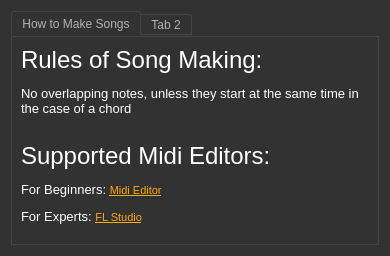
Old version of the form HelpMenu.ui in the repository BenjaminHalko/WiiMusicEditorPlus.
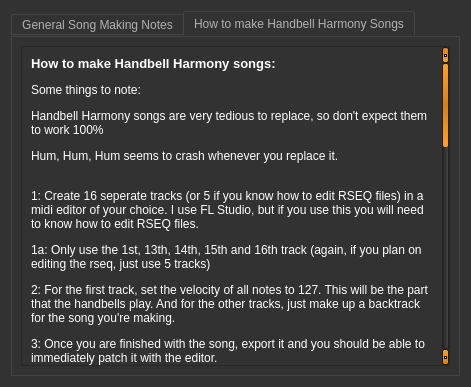
New version of the form. The open tabs and pages were chosen to show the change. Icons and pictures are not drawn.

Commit message: Updated Help Menus

Diff of the .ui file:
```diff
--- a/HelpMenu.ui
+++ b/HelpMenu.ui
@@ -6,8 +6,8 @@
    <rect>
     <x>0</x>
     <y>0</y>
-    <width>390</width>
-    <height>256</height>
+    <width>471</width>
+    <height>387</height>
    </rect>
   </property>
   <property name="windowTitle">
@@ -499,13 +499,28 @@
      </property>
      <widget class="QWidget" name="HowToMakeSongs">
       <attribute name="title">
-       <string>How to Make Songs</string>
+       <string>General Song Making Notes</string>
       </attribute>
       <layout class="QVBoxLayout" name="verticalLayout_2">
        <item>
+        <widget class="QScrollArea" name="scrollArea_2">
+         <property name="widgetResizable">
+          <bool>true</bool>
+         </property>
+         <widget class="QWidget" name="scrollAreaWidgetContents_2">
+          <property name="geometry">
+           <rect>
+            <x>0</x>
+            <y>0</y>
+            <width>431</width>
+            <height>323</height>
+           </rect>
+          </property>
+          <layout class="QVBoxLayout" name="verticalLayout_4">
+           <item>
         <widget class="QLabel" name="label">
          <property name="text">
-          <string>&lt;html&gt;&lt;head/&gt;&lt;body&gt;&lt;p&gt;&lt;span style=&quot; font-family:'MS Shell Dlg 2'; font-size:18pt;&quot;&gt;Rules of Song Making:&lt;/span&gt;&lt;/p&gt;&lt;p&gt;&lt;span style=&quot; font-family:'MS Shell Dlg 2'; font-size:10pt;&quot;&gt;No overlapping notes, unless they start at the same time in the case of a chord&lt;/span&gt;&lt;/p&gt;&lt;p&gt;&lt;br/&gt;&lt;span style=&quot; font-family:'MS Shell Dlg 2'; font-size:18pt;&quot;&gt;Supported Midi Editors:&lt;/span&gt;&lt;/p&gt;&lt;p&gt;&lt;span style=&quot; font-family:'MS Shell Dlg 2'; font-size:10pt;&quot;&gt;For Beginners: &lt;/span&gt;&lt;a href=&quot;https://www.midieditor.org/index.php?category=download&quot;&gt;&lt;span style=&quot; font-family:'MS Shell Dlg 2'; font-size:8pt; text-decoration: underline; color:#ffaa00;&quot;&gt;Midi Editor&lt;/span&gt;&lt;/a&gt;&lt;/p&gt;&lt;p&gt;&lt;span style=&quot; font-family:'MS Shell Dlg 2'; font-size:10pt;&quot;&gt;For Experts: &lt;/span&gt;&lt;a href=&quot;https://www.image-line.com/fl-studio-download/&quot;&gt;&lt;span style=&quot; font-family:'MS Shell Dlg 2'; font-size:8pt; text-decoration: underline; color:#ffaa00;&quot;&gt;FL Studio&lt;/span&gt;&lt;/a&gt;&lt;/p&gt;&lt;/body&gt;&lt;/html&gt;</string>
+              <string>&lt;html&gt;&lt;head/&gt;&lt;body&gt;&lt;p&gt;&lt;span style=&quot; font-size:18pt;&quot;&gt;Rules of Song Making:&lt;/span&gt;&lt;/p&gt;&lt;p&gt;No overlapping notes, unless they start at the same time in the case of a chord&lt;/p&gt;&lt;p&gt;Tempo must be the same throughout the song&lt;/p&gt;&lt;p&gt;Time signature can't change&lt;/p&gt;&lt;p&gt;&lt;br/&gt;&lt;span style=&quot; font-size:18pt;&quot;&gt;Supported Midi Editors:&lt;/span&gt;&lt;/p&gt;&lt;p&gt;Make sure to use one of the supported midi editors. (If you want to use a different editor make sure to bring that midi into one of the editors and just hit save)&lt;/p&gt;&lt;p&gt;&lt;span style=&quot; font-weight:600;&quot;&gt;For Beginners: &lt;/span&gt;&lt;a href=&quot;https://www.midieditor.org/index.php?category=download&quot;&gt;&lt;span style=&quot; text-decoration: underline; color:#ffaa00;&quot;&gt;Midi Editor&lt;/span&gt;&lt;/a&gt;&lt;/p&gt;&lt;p&gt;&lt;span style=&quot; font-weight:600;&quot;&gt;For Experts: &lt;/span&gt;&lt;a href=&quot;https://www.image-line.com/fl-studio-download/&quot;&gt;&lt;span style=&quot; text-decoration: underline; color:#ffaa00;&quot;&gt;FL Studio&lt;/span&gt;&lt;/a&gt;&lt;/p&gt;&lt;/body&gt;&lt;/html&gt;</string>
          </property>
          <property name="wordWrap">
           <bool>true</bool>
@@ -527,10 +542,45 @@
        </item>
       </layout>
      </widget>
-     <widget class="QWidget" name="tab_2">
+        </widget>
+       </item>
+      </layout>
+     </widget>
+     <widget class="QWidget" name="Documentation">
       <attribute name="title">
-       <string>Tab 2</string>
+       <string>How to make Handbell Harmony Songs</string>
       </attribute>
+      <layout class="QVBoxLayout" name="verticalLayout_3">
+       <item>
+        <widget class="QScrollArea" name="scrollArea">
+         <property name="widgetResizable">
+          <bool>true</bool>
+         </property>
+         <widget class="QWidget" name="scrollAreaWidgetContents">
+          <property name="geometry">
+           <rect>
+            <x>0</x>
+            <y>0</y>
+            <width>424</width>
+            <height>1004</height>
+           </rect>
+          </property>
+          <layout class="QVBoxLayout" name="verticalLayout_5">
+           <item>
+            <widget class="QLabel" name="label_2">
+             <property name="text">
+              <string>&lt;html&gt;&lt;head/&gt;&lt;body&gt;&lt;p&gt;&lt;span style=&quot; font-size:10pt; font-weight:600;&quot;&gt;How to make Handbell Harmony songs:&lt;/span&gt;&lt;/p&gt;&lt;p&gt;Some things to note:&lt;/p&gt;&lt;p&gt;Handbell Harmony songs are very tedious to replace, so don't expect them to work 100%&lt;/p&gt;&lt;p&gt;Hum, Hum, Hum seems to crash whenever you replace it.&lt;br/&gt;&lt;/p&gt;&lt;p&gt;1: Create 16 seperate tracks (or 5 if you know how to edit RSEQ files) in a midi editor of your choice. I use FL Studio, but if you use this you will need to know how to edit RSEQ files.&lt;/p&gt;&lt;p&gt;1a: Only use the 1st, 13th, 14th, 15th and 16th track (again, if you plan on editing the rseq, just use 5 tracks)&lt;/p&gt;&lt;p&gt;2: For the first track, set the velocity of all notes to 127. This will be the part that the handbells play. And for the other tracks, just make up a backtrack for the song you're making.&lt;/p&gt;&lt;p&gt;3: Once you are finished with the song, export it and you should be able to immediately patch it with the editor.&lt;br/&gt;&lt;/p&gt;&lt;p&gt;&lt;span style=&quot; font-weight:600;&quot;&gt;(the rest of the steps is for RSEQ editing)&lt;/span&gt;&lt;/p&gt;&lt;p&gt;4: Send the song into GotaSequenceCmd and use the &amp;quot;from_midi&amp;quot; tool and then the &amp;quot;disassemble&amp;quot; tool. You should have a RSEQ file of the midi you made&lt;/p&gt;&lt;p&gt;5: Open it in a text editor of your choice (I used to use regular old Notepad, but now I use Notepad+). Don't worry, you will only be deleting a couple of things from this file.&lt;/p&gt;&lt;p&gt;6: Highlight the `SMF_X_Track_0` section to `SMF_X_Track_2`. Then remove `opentrack 6, SMF_X_Track_X` and `opentrack 7, SMF_X_Track_X`&lt;/p&gt;&lt;p&gt;7: After you have deleted the following sections, you should be left with this:&lt;/p&gt;&lt;p&gt;`opentrack 1, SMF_X_Track_Y`&lt;/p&gt;&lt;p&gt;`opentrack 2, SMF_X_Track_Y`&lt;/p&gt;&lt;p&gt;`opentrack 3, SMF_X_Track_Y`&lt;/p&gt;&lt;p&gt;`opentrack 4, SMF_X_Track_Y`&lt;/p&gt;&lt;p&gt;`opentrack 5, SMF_X_Track_Y`&lt;/p&gt;&lt;p&gt;Change the Ys in the `SMF_X_Track_Y` to a sequence from 3 to 7. It should look like this:&lt;/p&gt;&lt;p&gt;`opentrack 1, SMF_X_Track_3`&lt;/p&gt;&lt;p&gt;`opentrack 2, SMF_X_Track_4`&lt;/p&gt;&lt;p&gt;`opentrack 3, SMF_X_Track_5`&lt;/p&gt;&lt;p&gt;`opentrack 4, SMF_X_Track_6`&lt;/p&gt;&lt;p&gt;`opentrack 5, SMF_X_Track_7`&lt;/p&gt;&lt;p&gt;8: Besides the first one, add a one to the beginning of the x digit in the `opentrack X,` . It should look like this:&lt;/p&gt;&lt;p&gt;`opentrack 1, SMF_X_Track_3`&lt;/p&gt;&lt;p&gt;`opentrack 12, SMF_X_Track_4`&lt;/p&gt;&lt;p&gt;`opentrack 13, SMF_X_Track_5`&lt;/p&gt;&lt;p&gt;`opentrack 14, SMF_X_Track_6`&lt;/p&gt;&lt;p&gt;`opentrack 15, SMF_X_Track_7`&lt;/p&gt;&lt;p&gt;9: Save the RSEQ, and use the editor to patch it into Wii Music.&lt;/p&gt;&lt;p&gt;And Voila! Custom Handbell Harmony songs!&lt;/p&gt;&lt;/body&gt;&lt;/html&gt;</string>
+             </property>
+             <property name="wordWrap">
+              <bool>true</bool>
+             </property>
+            </widget>
+           </item>
+          </layout>
+         </widget>
+        </widget>
+       </item>
+      </layout>
      </widget>
     </widget>
    </item>
```
Lines whose indentation alone changed are shown as unchanged. The commit also changes 1 other file.
